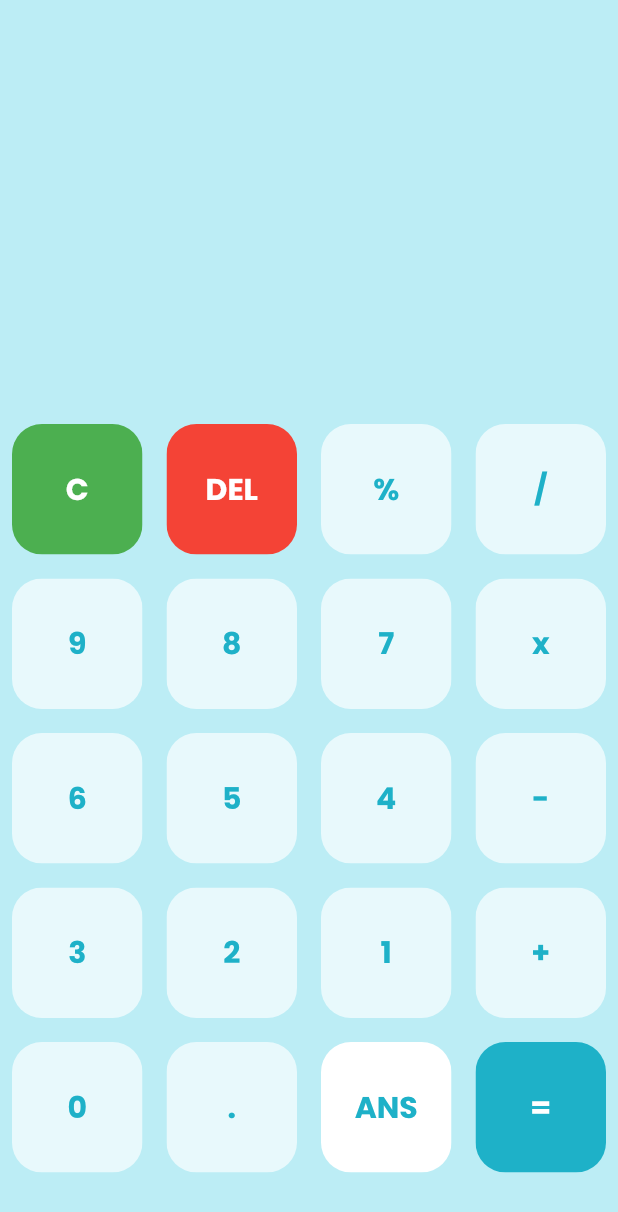
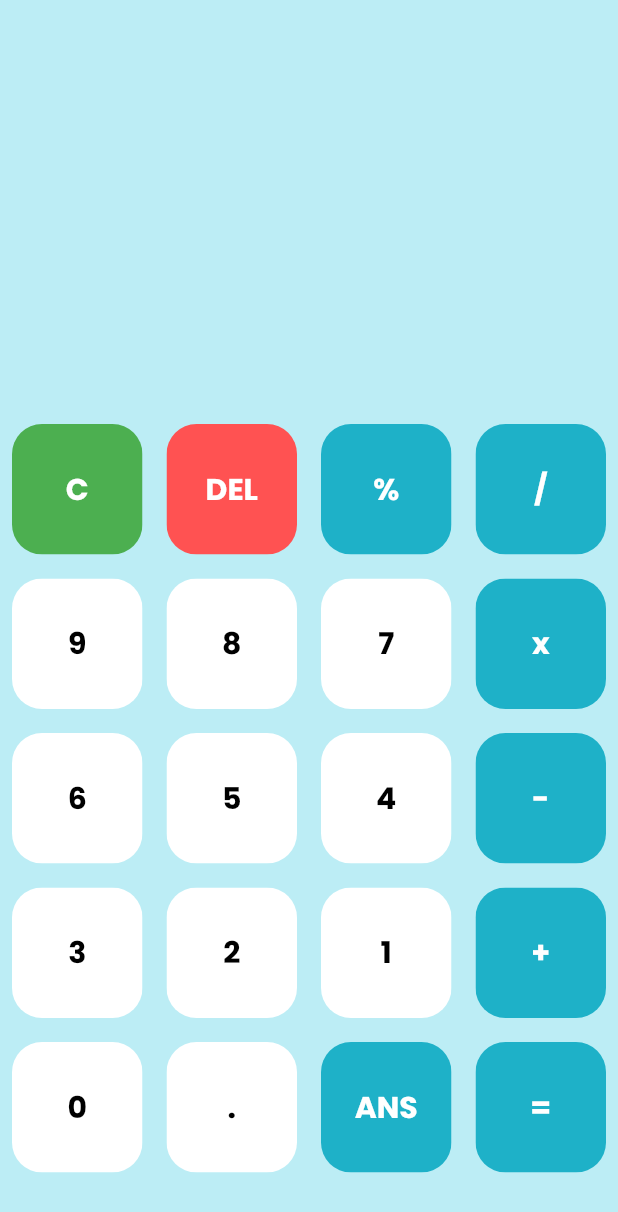
Before and after one commit to YasaKafi/Calculator_Flutter, a Flutter app: the screen it shows after launch, on a phone screen of 412 x 824 dp. Shown: the top 1212 px of the screen. Run offline on Flutter 3.47's test engine with Material 2 defaults, Android fonts, the phone set to English and light mode, and no system bars; our stand-ins replace flutter_spinkit, fluttertoast, math_expressions; project files that could hold a hidden picture were left out.

Commit message:
update file

```diff
--- a/lib/Home.dart
+++ b/lib/Home.dart
@@ -1,4 +1,5 @@
 import 'package:flutter/material.dart';
+import 'package:fluttertoast/fluttertoast.dart';
 import 'package:mycalculator/buttons.dart';
 import 'package:math_expressions/math_expressions.dart';
 
@@ -88,41 +89,113 @@ class _HomeState extends State<Home> {
                           buttonText: buttons[index],
                           color: Colors.green,
                           textColor: Colors.white,
+
                         );
-                      } else if (index == 1) {
+
+                      } else if (index == 1){
                         return Mybutton(
                           buttonTapped: () {
                             setState(() {
-                              userQuestion = userQuestion.substring(
-                                  0, userQuestion.length - 1, );
-                              if(userQuestion.isEmpty){
-                                userAnswer = '';
-                              }
+                              userQuestion = userQuestion.substring(0, userQuestion.length-1);
+
                             });
                           },
                           buttonText: buttons[index],
-                          color: Colors.red,
+                          color: Colors.redAccent,
                           textColor: Colors.white,
                         );
-                      } else if (index == buttons.length - 1) {
+                      }else if (index == 2){
                         return Mybutton(
                           buttonTapped: () {
                             setState(() {
-                              equalPressed();
+                              userQuestion = userQuestion + buttons[index];
+
                             });
                           },
                           buttonText: buttons[index],
-                          color: Color.fromRGBO(30, 177, 200, 1),
+                          color: Color.fromRGBO(30, 177, 200, 1.0),
                           textColor: Colors.white,
                         );
-                      }else if (index == buttons.length - 2){
+                      }else if (index == 3){
                         return Mybutton(
+                          buttonTapped: () {
+                            setState(() {
+                              userQuestion = userQuestion + buttons[index];
+
+                            });
+                          },
+                          buttonText: buttons[index],
+                          color: Color.fromRGBO(30, 177, 200, 1.0),
+                          textColor: Colors.white,
+                        );
+                      }else if (index == 7){
+                        return Mybutton(
+                          buttonTapped: () {
+                            setState(() {
+                              userQuestion = userQuestion + buttons[index];
+
+                            });
+                          },
+                          buttonText: buttons[index],
+                          color: Color.fromRGBO(30, 177, 200, 1.0),
+                          textColor: Colors.white,
+                        );
+                      }else if (index == 11){
+                        return Mybutton(
+                          buttonTapped: () {
+                            setState(() {
+                              userQuestion = userQuestion + buttons[index];
+
+                            });
+                          },
+                          buttonText: buttons[index],
+                          color: Color.fromRGBO(30, 177, 200, 1.0),
+                          textColor: Colors.white,
+                        );
+                      }else if (index == buttons.length-5){
+                        return Mybutton(
+                          buttonTapped: () {
+                            setState(() {
+                              userQuestion = userQuestion + buttons[index];
+
+                            });
+                          },
+                          buttonText: buttons[index],
+                          color: Color.fromRGBO(30, 177, 200, 1.0),
+                          textColor: Colors.white,
+                        );
+                      }else if (index == buttons.length-2){
+
+                        return Mybutton(
+                          buttonTapped: (){
+                            Fluttertoast.showToast(
+                                msg: "Toast message",
+                                toastLength: Toast.LENGTH_SHORT,
+                                gravity: ToastGravity.BOTTOM,
+                                timeInSecForIosWeb: 1,
+                                backgroundColor: Colors.red,
+                                textColor: Colors.white,
+                                fontSize: 16.0
+                            );
+
+                          },
 
                           buttonText: buttons[index],
-                          color: Colors.white,
-                          textColor: Color.fromRGBO(30, 177, 200, 1),
+                          color: Color.fromRGBO(30, 177, 200, 1.0),
+                          textColor:Color.fromRGBO(255, 255, 255, 1.0),
                         );
-                      } else {
+                      } else if (index == buttons.length-1){
+                        return Mybutton(
+                          buttonTapped: () {
+                            setState(() {
+                             equalPressed();
+                            });
+                          },
+                          buttonText: buttons[index],
+                          color: Color.fromRGBO(30, 177, 200, 1.0),
+                          textColor:Color.fromRGBO(255, 255, 255, 1.0),
+                        );
+                      }else {
                         return Mybutton(
                           buttonTapped: () {
                             setState(() {
@@ -130,22 +203,22 @@ class _HomeState extends State<Home> {
                             });
                           },
                           buttonText: buttons[index],
-                          color: isOperator(buttons[index])
-                              ? Color.fromRGBO(30, 177, 200, 1)
-                              : Color.fromRGBO(232, 249, 252, 1),
-                          textColor: isOperator(buttons[index])
-                              ? Colors.white
-                              : Color.fromRGBO(30, 177, 200, 1),
+
+
+                          color: Colors.white,
+                          textColor: Color.fromRGBO(0, 0, 0, 1.0),
                         );
                       }
                     },
                   ),
-                )),
+                ),
+                  ),
           ],
         ),
       ),
     );
   }
+
 
   bool isOperator(String x) {
     if (x == ' % ' || x == ' / ' || x == ' x ' || x == ' - ' || x == ' + ' || x == ' = ') {
@@ -154,7 +227,7 @@ class _HomeState extends State<Home> {
     return false;
   }
 
-  void equalPressed() {
+   equalPressed() {
     String finalQuestion = userQuestion;
     finalQuestion = finalQuestion.replaceAll('x', '*');
 
@@ -173,3 +246,29 @@ class _HomeState extends State<Home> {
 // color: isOperator(buttons[index]) ? Color.fromRGBO(30, 177, 200, 1) : Color.fromRGBO(30, 177, 200, 0.50),
 // textColor: isOperator(buttons[index]) ? Colors.white: Color.fromRGBO(30, 177, 200, 1),
 // );
+// else if (index == 3) {
+// userQuestion =
+// userQuestion.replaceAll("x", "/");
+// userQuestion =
+// userQuestion.replaceAll("-", "/");
+// userQuestion =
+// userQuestion.replaceAll("+", "/");
+// return null;
+// } else if (index == 11) {
+// userQuestion =
+// userQuestion.replaceAll("/", "-");
+// userQuestion =
+// userQuestion.replaceAll("x", "-");
+// userQuestion =
+// userQuestion.replaceAll("+", "-");
+// return null;
+// } else if (index == buttons.length - 5) {
+// userQuestion =
+// userQuestion.replaceAll("/", "+");
+// userQuestion =
+// userQuestion.replaceAll("x", "+");
+// userQuestion =
+// userQuestion.replaceAll("-", "+");
+//
+// return null;
+// }
--- a/pubspec.yaml
+++ b/pubspec.yaml
@@ -38,6 +38,7 @@ dependencies:
   cupertino_icons: ^1.0.2
   flutter_spinkit: ^5.1.0
   math_expressions: ^2.3.1
+  fluttertoast: ^8.1.3
 
 dev_dependencies:
   flutter_test:
```
Also changed, not shown: pubspec.lock.
